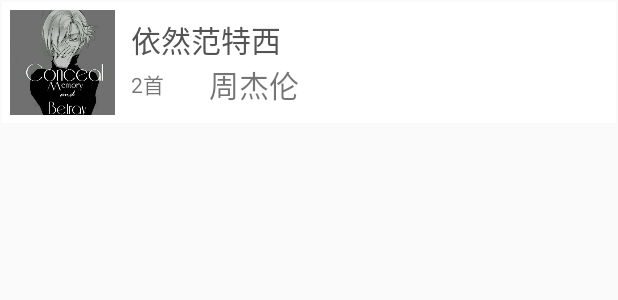
After one commit to airandeep/MusicPlayerDemo, an Android app: the layout album_item.xml on its own in the app's theme, with its tools: preview values and no code run, on a phone screen of 412 x 824 dp. The commit adds this screen. Shown: the top 300 px of the screen. Run offline under Robolectric (Android 15) with nearby library versions, the phone set to English and light mode, and no system bars.

Commit message:
加入专辑列表

```diff
--- a/app/src/main/AndroidManifest.xml
+++ b/app/src/main/AndroidManifest.xml
@@ -3,7 +3,6 @@
     package="com.example.a11084919.musicplayerdemo">
 
     <uses-permission android:name="android.permission.WRITE_EXTERNAL_STORAGE" />
-
     <uses-permission android:name="android.permission.RECORD_AUDIO" />
     <uses-permission android:name="android.permission.ACCESS_NETWORK_STATE" />
     <uses-permission android:name="android.permission.INTERNET" />
@@ -16,7 +15,6 @@
         android:roundIcon="@drawable/airan_launch"
         android:supportsRtl="true"
         android:theme="@style/AppTheme">
-
         <meta-data
             android:name="com.baidu.speech.APP_ID"
             android:value="11580804" />
@@ -30,7 +28,6 @@
         <service
             android:name="com.baidu.speech.VoiceRecognitionService"
             android:exported="false" />
-
 
         <activity
             android:name=".ScanningActivity"
@@ -49,7 +46,7 @@
             android:name=".MusicListActivity"
             android:label="播放列表"
             android:launchMode="singleTask"
-            android:screenOrientation="portrait"></activity>
+            android:screenOrientation="portrait" />
 
         <service
             android:name=".play.PlayService"
@@ -63,7 +60,6 @@
             </intent-filter>
         </service>
 
-
     </application>
 
 </manifest>
--- /dev/null
+++ b/app/src/main/res/layout/album_item.xml
@@ -0,0 +1,68 @@
+<?xml version="1.0" encoding="utf-8"?>
+<LinearLayout xmlns:android="http://schemas.android.com/apk/res/android"
+    xmlns:app="http://schemas.android.com/apk/res-auto"
+    android:orientation="horizontal"
+    android:layout_width="match_parent"
+    android:layout_height="wrap_content"
+    android:layout_margin="1dp">
+
+
+    <LinearLayout
+        android:layout_height="match_parent"
+        android:layout_weight="1"
+        android:layout_width="0dp"
+        android:background="@drawable/recycler_item_selector"
+        android:gravity="center_vertical">
+
+        <ImageView
+        android:id="@+id/album_show"
+        android:layout_width="70dp"
+        android:layout_height="70dp"
+        android:src="@drawable/picture_default"
+            android:layout_margin="5dp"/>
+        <LinearLayout
+            android:layout_width="match_parent"
+            android:layout_height="wrap_content"
+            android:orientation="vertical"
+            android:layout_marginLeft="5dp">
+
+            <TextView
+                android:id="@+id/album_name"
+                android:layout_width="match_parent"
+                android:layout_height="wrap_content"
+                android:layout_gravity="center_vertical"
+                android:gravity="center_vertical"
+                android:singleLine="true"
+                android:text="依然范特西"
+                android:textSize="20dp"
+                android:textColor="#545454"/>
+
+            <LinearLayout
+                android:layout_width="match_parent"
+                android:layout_height="wrap_content"
+                android:gravity="center_vertical">
+                <TextView
+                    android:id="@+id/music_num"
+                    android:layout_width="wrap_content"
+                    android:layout_height="wrap_content"
+                    android:text="2首"/>
+                <TextView
+                    android:layout_marginLeft="30dp"
+                    android:id="@+id/music_artist"
+                    android:layout_weight="1"
+                    android:layout_width="0dp"
+                    android:layout_height="wrap_content"
+                    android:singleLine="true"
+                    android:textSize="20dp"
+                    android:text="周杰伦"/>
+
+            </LinearLayout>
+
+        </LinearLayout>
+
+
+    </LinearLayout>
+
+
+
+</LinearLayout>
--- a/app/src/main/res/menu/nav_menu.xml
+++ b/app/src/main/res/menu/nav_menu.xml
@@ -4,7 +4,7 @@
         <item
             android:id="@+id/nav_play_list"
             android:icon="@drawable/playlist_play_white"
-            android:title="库" />
+            android:title="播放列表" />
         <item
             android:id="@+id/nav_play_history"
             android:icon="@drawable/library_music_white"
@@ -16,7 +16,7 @@
         <item
             android:id="@+id/nav_album_list"
             android:icon="@drawable/bookmark_music_white"
-            android:title="专辑列表(待做)" />
+            android:title="专辑列表" />
         <item
             android:id="@+id/nav_more_item"
             android:icon="@drawable/help_circle_white"
```
Also changed, not shown: app/src/main/java/com/example/a11084919/musicplayerdemo/MusicListActivity.java (+107 -47 lines), app/src/main/java/com/example/a11084919/musicplayerdemo/ScanningActivity.java (+16 -1 lines), app/src/main/java/com/example/a11084919/musicplayerdemo/general/PublicObject.java (+7 -1 lines), app/src/main/java/com/example/a11084919/musicplayerdemo/musicAdapter/AlbumAdapterRecycle.java (added, +102 -0 lines), app/src/main/res/layout/activity_scanning.xml (renamed from app/src/main/res/layout/activity_main.xml).
